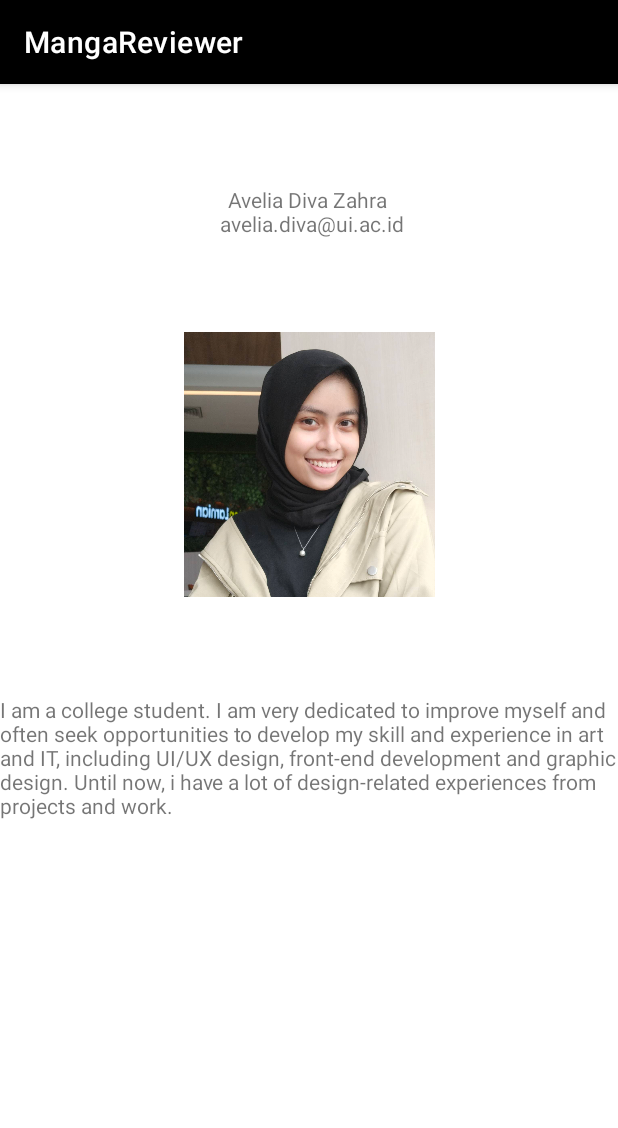
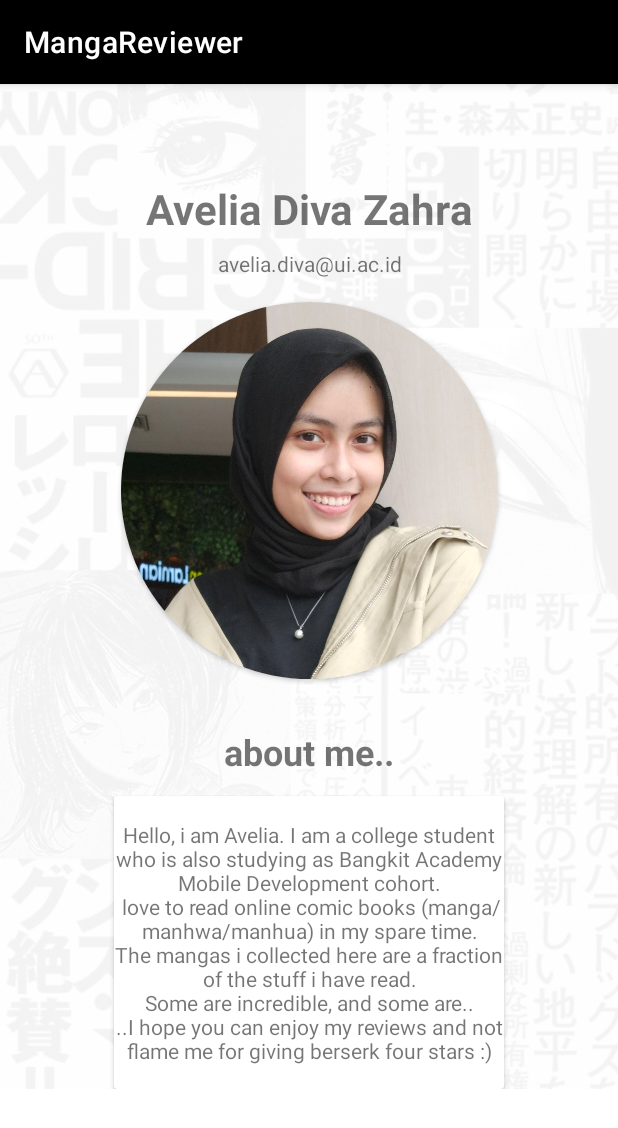
Before and after one commit to aveliaa/MangaReviewApp, an Android app: the AboutMeActivity screen opened directly, with no data from a screen before it, on a phone screen of 412 x 824 dp. Shown: the top 1128 px of the screen. Run offline under Robolectric (Android 15) with nearby library versions, the phone set to English and light mode, and no system bars.

Commit message:
tidied main features

```diff
--- a/app/src/main/res/layout/activity_about_me.xml
+++ b/app/src/main/res/layout/activity_about_me.xml
@@ -1,51 +1,105 @@
 <?xml version="1.0" encoding="utf-8"?>
+
+<ScrollView
+    xmlns:android="http://schemas.android.com/apk/res/android"
+    xmlns:card_view="http://schemas.android.com/apk/res-auto"
+    xmlns:tools="http://schemas.android.com/tools"
+    android:layout_width="match_parent"
+    android:layout_height="match_parent"
+    tools:context=".MangaDetail">
+
     <androidx.constraintlayout.widget.ConstraintLayout xmlns:android="http://schemas.android.com/apk/res/android"
         xmlns:app="http://schemas.android.com/apk/res-auto"
         xmlns:tools="http://schemas.android.com/tools"
         android:layout_width="match_parent"
         android:layout_height="match_parent"
+        android:background="@drawable/about_bg"
         tools:context=".AboutMeActivity">
 
         <TextView
-        android:id="@+id/textView2"
+            android:id="@+id/my_name"
+            android:layout_width="wrap_content"
+            android:layout_height="wrap_content"
+            android:layout_marginStart="32dp"
+            android:layout_marginTop="64dp"
+            android:layout_marginEnd="32dp"
+            android:gravity="center"
+            android:textSize="28sp"
+            android:textStyle="bold"
+            android:text="@string/name_me"
+            app:layout_constraintEnd_toEndOf="parent"
+            app:layout_constraintStart_toStartOf="parent"
+            app:layout_constraintTop_toTopOf="parent">
+
+
+        </TextView>
+
+        <TextView
+            android:id="@+id/my_email"
+            android:layout_width="wrap_content"
+            android:layout_height="wrap_content"
+            android:layout_marginStart="32dp"
+            android:layout_marginTop="8dp"
+            android:layout_marginEnd="32dp"
+            android:gravity="center"
+            android:text="@string/email_me"
+            app:layout_constraintEnd_toEndOf="parent"
+            app:layout_constraintStart_toStartOf="parent"
+            app:layout_constraintTop_toBottomOf="@+id/my_name">
+
+        </TextView>
+
+        <androidx.cardview.widget.CardView
+            android:id="@+id/cardView"
+            android:layout_width="251dp"
+            android:layout_height="251dp"
+            android:layout_marginTop="16dp"
+            app:cardCornerRadius="200dp"
+            app:layout_constraintEnd_toEndOf="parent"
+            app:layout_constraintStart_toStartOf="parent"
+            app:layout_constraintTop_toBottomOf="@+id/my_email">
+
+            <ImageView
+                android:id="@+id/imageView"
+                android:layout_width="251dp"
+                android:layout_height="265dp"
+                app:srcCompat="@drawable/avel" />
+        </androidx.cardview.widget.CardView>
+
+        <androidx.cardview.widget.CardView
+            android:layout_width="260dp"
+            android:layout_height="wrap_content"
+            android:layout_marginStart="32dp"
+            android:layout_marginTop="13dp"
+            android:layout_marginEnd="32dp"
+            app:layout_constraintEnd_toEndOf="parent"
+            app:layout_constraintStart_toStartOf="parent"
+            app:layout_constraintTop_toBottomOf="@+id/title">
+
+            <TextView
+                android:id="@+id/textView"
+                android:layout_width="wrap_content"
+                android:layout_height="wrap_content"
+                android:gravity="center"
+                android:text="@string/about" />
+        </androidx.cardview.widget.CardView>
+
+        <TextView
+            android:id="@+id/title"
             android:layout_width="wrap_content"
             android:layout_height="wrap_content"
             android:layout_marginStart="32dp"
             android:layout_marginTop="32dp"
             android:layout_marginEnd="32dp"
-        android:layout_marginBottom="32dp"
+            android:textSize="24sp"
+            android:textStyle="bold"
             android:gravity="center"
-        android:text="Avelia Diva Zahra \n avelia.diva@ui.ac.id"
-        app:layout_constraintBottom_toBottomOf="parent"
+            android:text="@string/about_title"
             app:layout_constraintEnd_toEndOf="parent"
             app:layout_constraintStart_toStartOf="parent"
-        app:layout_constraintTop_toTopOf="parent"
-        app:layout_constraintVertical_bias="0.053">
-
-    </TextView>
-
-    <ImageView
-        android:id="@+id/imageView"
-        android:layout_width="167dp"
-        android:layout_height="307dp"
-        android:layout_marginStart="16dp"
-        android:layout_marginTop="100dp"
-        android:layout_marginEnd="16dp"
-        app:layout_constraintEnd_toEndOf="parent"
-        app:layout_constraintStart_toStartOf="parent"
-        app:layout_constraintTop_toTopOf="parent"
-        app:srcCompat="@drawable/avel" />
-
-    <TextView
-        android:id="@+id/textView"
-        android:layout_width="wrap_content"
-        android:layout_height="wrap_content"
-        android:layout_marginStart="32dp"
-        android:layout_marginEnd="32dp"
-        android:text="@string/about"
-        app:layout_constraintEnd_toEndOf="parent"
-        app:layout_constraintStart_toStartOf="parent"
-        app:layout_constraintTop_toBottomOf="@+id/imageView" />
+            app:layout_constraintTop_toBottomOf="@+id/cardView"></TextView>
 
 
     </androidx.constraintlayout.widget.ConstraintLayout>
+
+</ScrollView>
--- a/app/src/main/res/layout/activity_main.xml
+++ b/app/src/main/res/layout/activity_main.xml
@@ -4,6 +4,7 @@
     xmlns:tools="http://schemas.android.com/tools"
     android:layout_width="match_parent"
     android:layout_height="match_parent"
+    android:background="@color/bg"
     tools:context=".MainActivity">
 
     <androidx.recyclerview.widget.RecyclerView
--- a/app/src/main/res/values/colors.xml
+++ b/app/src/main/res/values/colors.xml
@@ -7,4 +7,5 @@
     <color name="teal_700">#FF018786</color>
     <color name="black">#FF000000</color>
     <color name="white">#FFFFFFFF</color>
+    <color name="bg">#E4E4E4</color>
 </resources>
--- a/app/src/main/res/values/strings.xml
+++ b/app/src/main/res/values/strings.xml
@@ -6,7 +6,7 @@
     <string name="review">Ini adalah deskripsi dari manga yang direview. kontennya masuk ke sini.</string>
     <string name="name">Avelia Diva Zahra</string>
     <string name="email">avelia.diva@ui.ac.id</string>
-    <string name="about">I am a college student. I am very dedicated to improve myself and often seek opportunities to develop my skill and experience in art and IT, including UI/UX design, front-end development and graphic design. Until now, i have a lot of design-related experiences from projects and work.</string>
+    <string name="about">\nHello, i am Avelia. I am a college student who is also studying as Bangkit Academy Mobile Development cohort.\n love to read online comic books (manga/manhwa/manhua) in my spare time.\nThe mangas i collected here are a fraction of the stuff i have read.\nSome are incredible, and some are..\n..I hope you can enjoy my reviews and not flame me for giving berserk four stars :)\n</string>
     <string name="about_me">About Me</string>
     <string name="genre">Genre :</string>
     <string name="img">my_imagee</string>
@@ -211,4 +211,7 @@
 
     <string name="hello_first_fragment">Hello first fragment</string>
     <string name="hello_second_fragment">Hello second fragment. Arg: %1$s</string>
+    <string name="name_me">Avelia Diva Zahra</string>
+    <string name="email_me">avelia.diva@ui.ac.id</string>
+    <string name="about_title">about me..</string>
 </resources>
```
Also changed, not shown: app/src/main/res/drawable/about_bg.png (added). Lines whose indentation alone changed are shown as unchanged.
